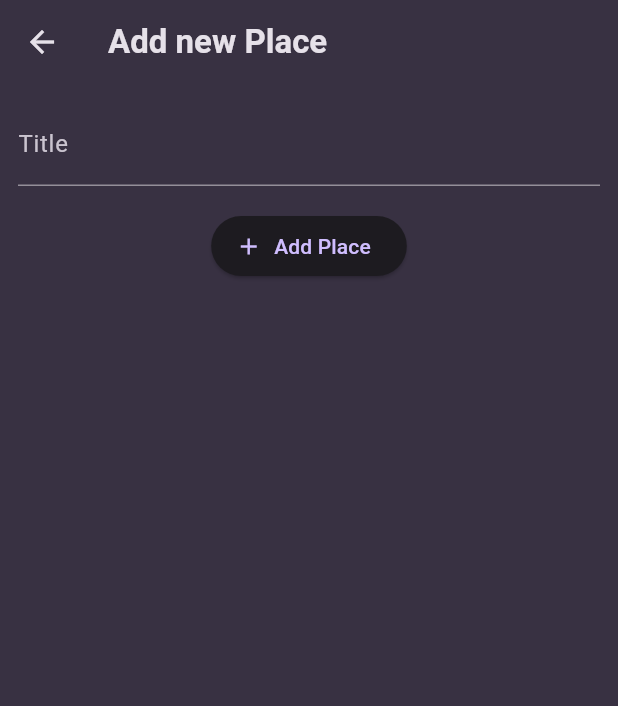
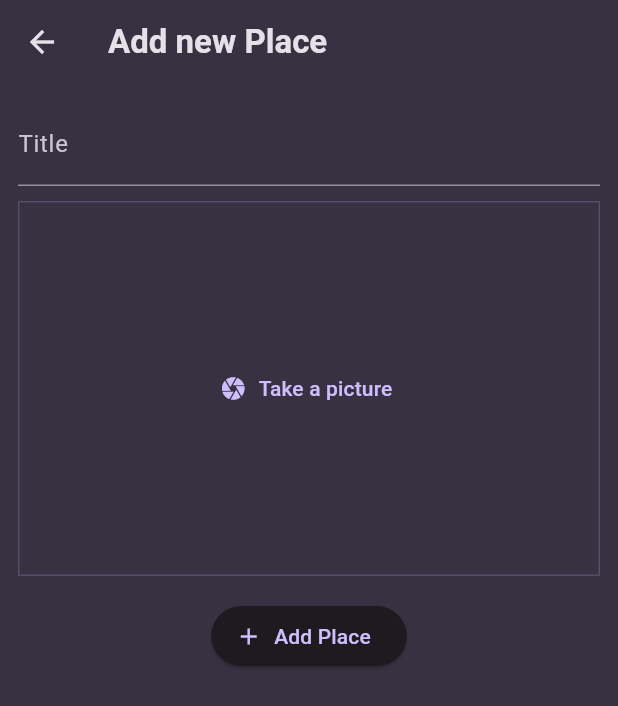
Before and after one commit to Gaslandie/favorite_places, a Flutter app: the AddPlaceScreen screen opened directly, on a phone screen of 412 x 824 dp. Shown: the top 706 px of the screen. Run offline on Flutter 3.47's test engine with Material 3 defaults, Android fonts, the phone set to English and light mode, and no system bars; our stand-ins replace flutter_riverpod, google_fonts.

Commit message:
ajout du widget image input

```diff
--- a/lib/screens/add_place.dart
+++ b/lib/screens/add_place.dart
@@ -1,4 +1,5 @@
 import 'package:favorite_places/providers/user_places.dart';
+import 'package:favorite_places/widgets/image_input.dart';
 import 'package:flutter/material.dart';
 import 'package:flutter_riverpod/flutter_riverpod.dart';
 
@@ -43,6 +44,8 @@ class _AddPlaceScreen extends ConsumerState<AddPlaceScreen> {
               controller: _titleController,
               style: TextStyle(color: Theme.of(context).colorScheme.onSurface),
             ),
+            const SizedBox(height: 10),
+            ImageInput(),
             const SizedBox(height: 16),
             ElevatedButton.icon(
               onPressed: _savePlace,
--- /dev/null
+++ b/lib/widgets/image_input.dart
@@ -0,0 +1,37 @@
+import 'package:flutter/material.dart';
+
+class ImageInput extends StatefulWidget {
+  const ImageInput({super.key});
+
+  @override
+  State<StatefulWidget> createState() {
+    return _ImageInputState();
+  }
+}
+
+class _ImageInputState extends State<ImageInput> {
+
+  void _takePicture(){
+
+  }
+
+  @override
+  Widget build(BuildContext context) {
+    return Container(
+      decoration: BoxDecoration(
+        border: Border.all(
+          width: 1,
+          color: Theme.of(context).colorScheme.primary.withValues(alpha: 0.2),
+        ),
+      ),
+      height: 250,
+      width: double.infinity,
+      alignment: Alignment.center,
+      child: TextButton.icon(
+        icon: const Icon(Icons.camera),
+        label: const Text('Take a picture'),
+        onPressed: _takePicture,
+      ),
+    );
+  }
+}
--- a/pubspec.yaml
+++ b/pubspec.yaml
@@ -37,6 +37,7 @@ dependencies:
   google_fonts: ^6.2.1
   uuid: ^4.5.1
   flutter_riverpod: ^2.6.1
+  image_picker: ^1.1.2
 
 dev_dependencies:
   flutter_test:
```
Also changed, not shown: pubspec.lock, 5 other files.
